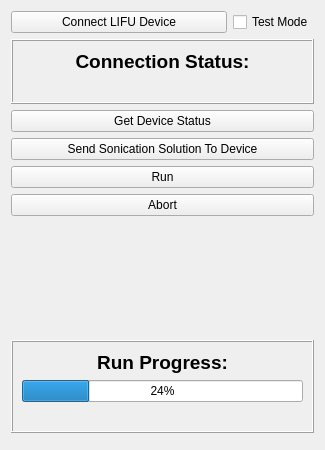
The window that OpenLIFUSonicationControl/Resources/UI/OpenLIFUSonicationControl.ui (OpenwaterHealth/SlicerOpenLIFU) describes before a commit, drawn with Qt 5.
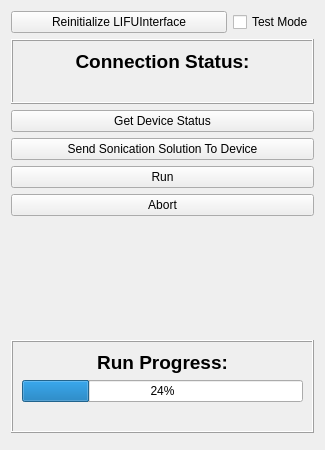
The same window after the commit. Custom widgets are drawn as their Qt base class.

Commit message: Improve variable naming conventions (#140)

Diff of the .ui file:
```diff
--- a/OpenLIFUSonicationControl/Resources/UI/OpenLIFUSonicationControl.ui
+++ b/OpenLIFUSonicationControl/Resources/UI/OpenLIFUSonicationControl.ui
@@ -22,7 +22,7 @@
         </sizepolicy>
        </property>
        <property name="text">
-        <string>Connect LIFU Device</string>
+        <string>Reinitialize LIFUInterface</string>
        </property>
       </widget>
      </item>
```
Left out of the diff: 2 changed lines with no effect on the pictures. The commit also changes 1 other file.
